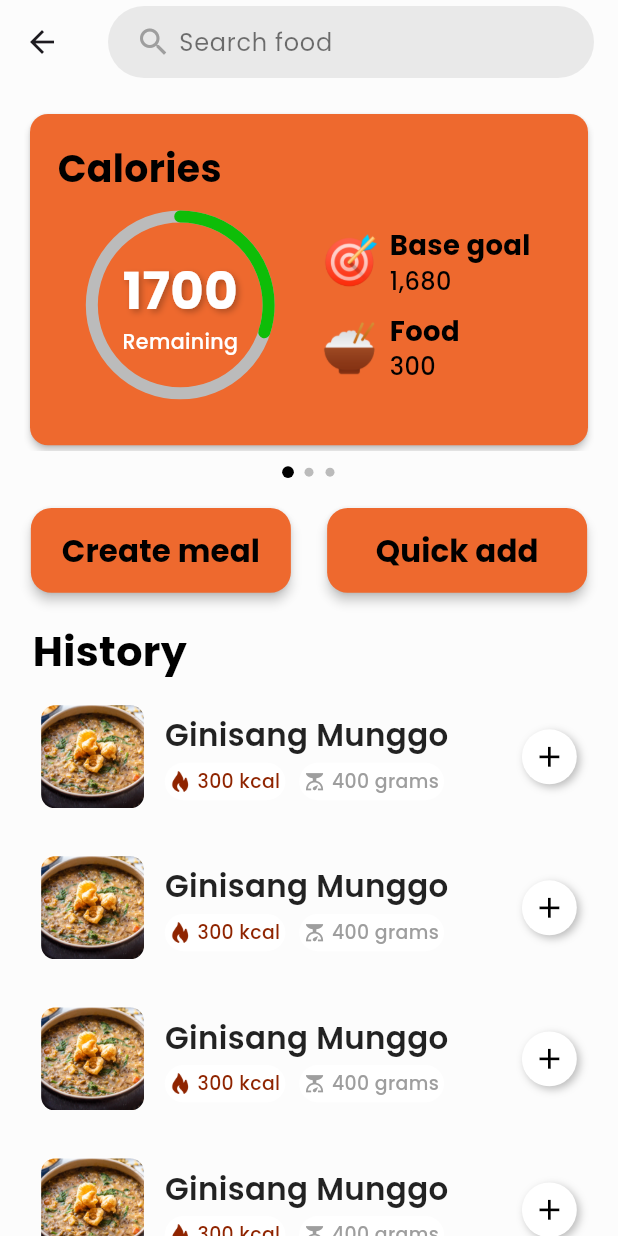
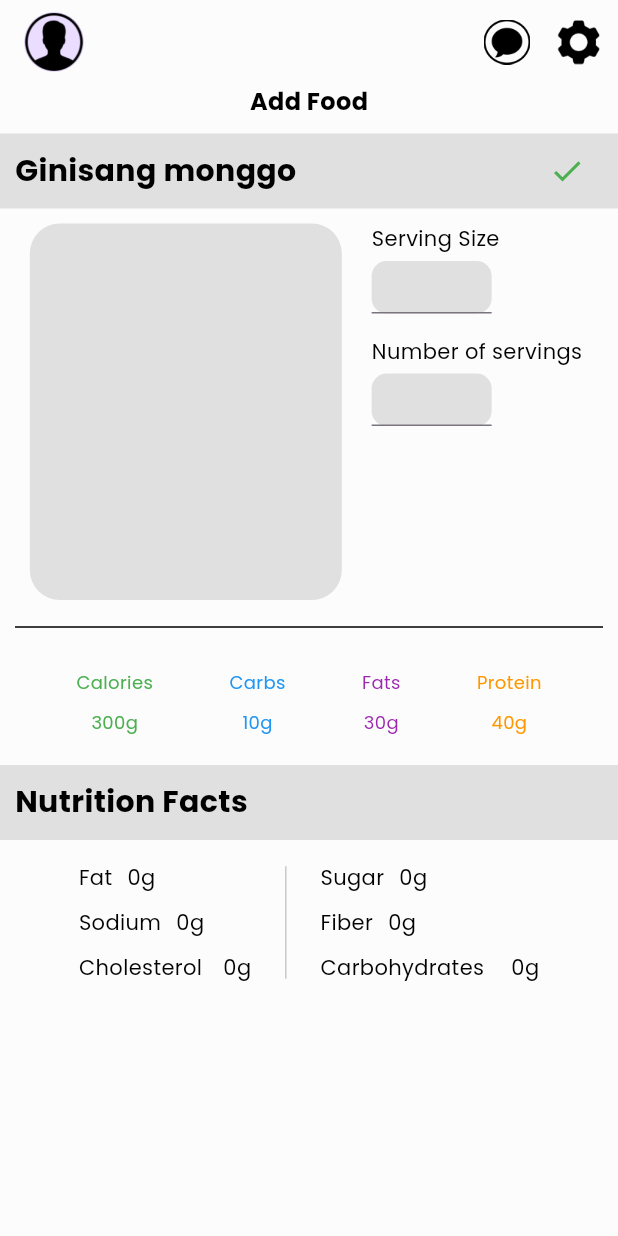
Before and after one commit to andreaBalaba/psb_app, a Flutter app: the MealPage screen opened directly, after a tap on "Create meal", on a phone screen of 412 x 824 dp. Run offline on Flutter 3.47's test engine with Material 3 defaults, Android fonts, the phone set to English and light mode, and no system bars; drawn by our look-alikes of percent_indicator, smooth_page_indicator; our stand-ins replace animate_do, camera, cloud_firestore, firebase_auth, firebase_core, fl_chart and 8 more; missing offline and left inert: tflite_v2; accounts and stored records are empty.

Commit message:
added add meal ui

```diff
--- a/lib/features/home/screen/home_page.dart
+++ b/lib/features/home/screen/home_page.dart
@@ -63,6 +63,8 @@ class _HomePageState extends State<HomePage> {
           final json = addDailyPlan();
           setState(() {
             dailyData = json;
+
+            dailyData['workouts'] = [];
             hasLoaded = true;
           });
         }
--- /dev/null
+++ b/lib/features/meal/screen/add_meal_page.dart
@@ -0,0 +1,403 @@
+import 'package:cloud_firestore/cloud_firestore.dart';
+import 'package:flutter/material.dart';
+import 'package:get/get.dart';
+import 'package:psb_app/features/meal/screen/widget/search_bar_widget.dart';
+import 'package:psb_app/features/settings/screen/setting_page.dart';
+import 'package:psb_app/utils/global_assets.dart';
+import 'package:psb_app/utils/global_variables.dart';
+import 'package:psb_app/utils/reusable_text.dart';
+
+class AddMealPage extends StatefulWidget {
+  const AddMealPage({super.key});
+
+  @override
+  State<AddMealPage> createState() => _AddMealPageState();
+}
+
+class _AddMealPageState extends State<AddMealPage> {
+  List data = [
+    {
+      'name': 'Calories',
+      'data': '300g',
+      'color': Colors.green,
+    },
+    {
+      'name': 'Carbs',
+      'data': '10g',
+      'color': Colors.blue,
+    },
+    {
+      'name': 'Fats',
+      'data': '30g',
+      'color': Colors.purple,
+    },
+    {
+      'name': 'Protein',
+      'data': '40g',
+      'color': Colors.orange,
+    }
+  ];
+
+  List facts1 = [
+    {
+      'name': 'Fat',
+      'data': '0g',
+      'color': Colors.green,
+    },
+    {
+      'name': 'Sodium',
+      'data': '0g',
+      'color': Colors.blue,
+    },
+    {
+      'name': 'Cholesterol ',
+      'data': '0g',
+      'color': Colors.purple,
+    },
+  ];
+
+  List facts2 = [
+    {
+      'name': 'Sugar',
+      'data': '0g',
+      'color': Colors.green,
+    },
+    {
+      'name': 'Fiber',
+      'data': '0g',
+      'color': Colors.blue,
+    },
+    {
+      'name': 'Carbohydrates  ',
+      'data': '0g',
+      'color': Colors.purple,
+    },
+  ];
+
+  @override
+  Widget build(BuildContext context) {
+    return Scaffold(
+      backgroundColor: AppColors.pBGWhiteColor,
+      appBar: AppBar(
+        backgroundColor: AppColors.pBGWhiteColor,
+        elevation: 4.0,
+        surfaceTintColor: AppColors.pNoColor,
+        shadowColor: Colors.transparent,
+        automaticallyImplyLeading: false,
+        actions: [
+          Row(
+            children: [
+              IconButton(
+                icon: Image.asset(
+                  IconAssets.pChatBotIcon,
+                  height: 30,
+                ),
+                onPressed: () {},
+              ),
+              IconButton(
+                icon: Image.asset(
+                  IconAssets.pSettingIcon,
+                  height: 30,
+                ),
+                onPressed: () {
+                  Get.to(() => const SettingsPage(),
+                      transition: Transition.rightToLeft);
+                },
+              ),
+              const SizedBox(width: 2.0),
+            ],
+          ),
+        ],
+        title: GestureDetector(
+          onTap: () {},
+          child: Row(
+            children: [
+              const CircleAvatar(
+                backgroundImage: AssetImage(IconAssets.pUserIcon),
+                radius: 20,
+              ),
+              const SizedBox(width: 8.0),
+              StreamBuilder<DocumentSnapshot>(
+                  stream: FirebaseFirestore.instance
+                      .collection('Users')
+                      .doc(userId)
+                      .snapshots(),
+                  builder: (context, AsyncSnapshot<DocumentSnapshot> snapshot) {
+                    if (!snapshot.hasData) {
+                      return const Center(child: Text('Loading'));
+                    } else if (snapshot.hasError) {
+                      return const Center(child: Text('Something went wrong'));
+                    } else if (snapshot.connectionState ==
+                        ConnectionState.waiting) {
+                      return const Center(child: CircularProgressIndicator());
+                    }
+                    dynamic data = snapshot.data;
+                    return Flexible(
+                      child: ReusableText(
+                        text: data['name'],
+                        size: 20,
+                        fontWeight: FontWeight.w500,
+                        color: AppColors.pBlackColor,
+                        overflow: TextOverflow.ellipsis,
+                      ),
+                    );
+                  }),
+            ],
+          ),
+        ),
+      ),
+      body: SingleChildScrollView(
+        child: Column(
+          children: [
+            const Center(
+              child: ReusableText(
+                text: 'Add Food',
+                size: 16,
+                fontWeight: FontWeight.w800,
+                color: AppColors.pBlackColor,
+                overflow: TextOverflow.ellipsis,
+              ),
+            ),
+            const SizedBox(
+              height: 10,
+            ),
+            Container(
+              width: double.infinity,
+              height: 50,
+              color: Colors.grey[300],
+              child: Padding(
+                padding: const EdgeInsets.only(left: 10, right: 10),
+                child: Row(
+                  mainAxisAlignment: MainAxisAlignment.spaceBetween,
+                  crossAxisAlignment: CrossAxisAlignment.center,
+                  children: [
+                    const ReusableText(
+                      text: 'Ginisang monggo',
+                      size: 20,
+                      fontWeight: FontWeight.w800,
+                      color: AppColors.pBlackColor,
+                      overflow: TextOverflow.ellipsis,
+                    ),
+                    IconButton(
+                      onPressed: () {},
+                      icon: const Icon(
+                        Icons.check,
+                        color: Colors.green,
+                      ),
+                    ),
+                  ],
+                ),
+              ),
+            ),
+            const SizedBox(
+              height: 10,
+            ),
+            Row(
+              mainAxisAlignment: MainAxisAlignment.spaceEvenly,
+              crossAxisAlignment: CrossAxisAlignment.start,
+              children: [
+                Container(
+                  height: 251,
+                  width: 208,
+                  decoration: BoxDecoration(
+                    color: Colors.grey[300],
+                    borderRadius: BorderRadius.circular(20),
+                  ),
+                ),
+                Column(
+                  crossAxisAlignment: CrossAxisAlignment.start,
+                  children: [
+                    const ReusableText(
+                      text: 'Serving Size',
+                      size: 14,
+                      fontWeight: FontWeight.w400,
+                      color: AppColors.pBlackColor,
+                      overflow: TextOverflow.ellipsis,
+                    ),
+                    const SizedBox(
+                      height: 5,
+                    ),
+                    Container(
+                        decoration: BoxDecoration(
+                          color: Colors.grey[300],
+                          borderRadius: BorderRadius.circular(10),
+                        ),
+                        width: 80,
+                        height: 35,
+                        child: const TextField()),
+                    const SizedBox(
+                      height: 15,
+                    ),
+                    const ReusableText(
+                      text: 'Number of servings ',
+                      size: 14,
+                      fontWeight: FontWeight.w400,
+                      color: AppColors.pBlackColor,
+                      overflow: TextOverflow.ellipsis,
+                    ),
+                    const SizedBox(
+                      height: 5,
+                    ),
+                    Container(
+                        decoration: BoxDecoration(
+                          color: Colors.grey[300],
+                          borderRadius: BorderRadius.circular(10),
+                        ),
+                        width: 80,
+                        height: 35,
+                        child: const TextField()),
+                  ],
+                ),
+              ],
+            ),
+            const SizedBox(
+              height: 10,
+            ),
+            const Padding(
+              padding: EdgeInsets.only(left: 10, right: 10),
+              child: Divider(
+                color: Colors.black,
+              ),
+            ),
+            const SizedBox(
+              height: 20,
+            ),
+            Row(
+              mainAxisAlignment: MainAxisAlignment.spaceEvenly,
+              children: [
+                for (int i = 0; i < data.length; i++)
+                  Column(
+                    crossAxisAlignment: CrossAxisAlignment.center,
+                    children: [
+                      ReusableText(
+                        text: data[i]['name'],
+                        size: 12,
+                        fontWeight: FontWeight.w400,
+                        color: data[i]['color'] ?? Colors.black,
+                        overflow: TextOverflow.ellipsis,
+                      ),
+                      const SizedBox(
+                        height: 10,
+                      ),
+                      ReusableText(
+                        text: data[i]['data'],
+                        size: 12,
+                        fontWeight: FontWeight.w400,
+                        color: data[i]['color'] ?? Colors.black,
+                        overflow: TextOverflow.ellipsis,
+                      ),
+                    ],
+                  ),
+              ],
+            ),
+            const SizedBox(
+              height: 20,
+            ),
+            Container(
+              width: double.infinity,
+              height: 50,
+              color: Colors.grey[300],
+              child: const Padding(
+                padding: EdgeInsets.only(left: 10, right: 10),
+                child: Row(
+                  mainAxisAlignment: MainAxisAlignment.spaceBetween,
+                  crossAxisAlignment: CrossAxisAlignment.center,
+                  children: [
+                    ReusableText(
+                      text: 'Nutrition Facts ',
+                      size: 20,
+                      fontWeight: FontWeight.w800,
+                      color: AppColors.pBlackColor,
+                      overflow: TextOverflow.ellipsis,
+                    ),
+                    SizedBox(),
+                  ],
+                ),
+              ),
+            ),
+            const SizedBox(
+              height: 10,
+            ),
+            Row(
+              mainAxisAlignment: MainAxisAlignment.center,
+              crossAxisAlignment: CrossAxisAlignment.center,
+              children: [
+                Column(
+                  crossAxisAlignment: CrossAxisAlignment.start,
+                  children: [
+                    for (int i = 0; i < facts1.length; i++)
+                      Padding(
+                        padding: const EdgeInsets.all(5.0),
+                        child: Row(
+                          crossAxisAlignment: CrossAxisAlignment.center,
+                          mainAxisAlignment: MainAxisAlignment.start,
+                          children: [
+                            ReusableText(
+                              text: facts1[i]['name'],
+                              size: 14,
+                              fontWeight: FontWeight.w400,
+                              color: Colors.black,
+                              overflow: TextOverflow.ellipsis,
+                            ),
+                            const SizedBox(
+                              width: 10,
+                            ),
+                            ReusableText(
+                              text: facts1[i]['data'],
+                              size: 14,
+                              fontWeight: FontWeight.w400,
+                              color: Colors.black,
+                              overflow: TextOverflow.ellipsis,
+                            ),
+                          ],
+                        ),
+                      ),
+                  ],
+                ),
+                const SizedBox(
+                  width: 10,
+                ),
+                const SizedBox(height: 75, child: VerticalDivider()),
+                const SizedBox(
+                  width: 10,
+                ),
+                Column(
+                  crossAxisAlignment: CrossAxisAlignment.start,
+                  children: [
+                    for (int i = 0; i < facts2.length; i++)
+                      Padding(
+                        padding: const EdgeInsets.all(5.0),
+                        child: Row(
+                          crossAxisAlignment: CrossAxisAlignment.center,
+                          mainAxisAlignment: MainAxisAlignment.start,
+                          children: [
+                            ReusableText(
+                              text: facts2[i]['name'],
+                              size: 14,
+                              fontWeight: FontWeight.w400,
+                              color: Colors.black,
+                              overflow: TextOverflow.ellipsis,
+                            ),
+                            const SizedBox(
+                              width: 10,
+                            ),
+                            ReusableText(
+                              text: facts2[i]['data'],
+                              size: 14,
+                              fontWeight: FontWeight.w400,
+                              color: Colors.black,
+                              overflow: TextOverflow.ellipsis,
+                            ),
+                          ],
+                        ),
+                      ),
+                  ],
+                ),
+              ],
+            ),
+          ],
+        ),
+      ),
+    );
+  }
+}
--- a/lib/features/meal/screen/meal_page.dart
+++ b/lib/features/meal/screen/meal_page.dart
@@ -1,6 +1,7 @@
 import 'package:flutter/material.dart';
 import 'package:get/get.dart';
 import 'package:psb_app/features/meal/controller/meal_controller.dart';
+import 'package:psb_app/features/meal/screen/add_meal_page.dart';
 import 'package:psb_app/features/meal/screen/widget/meal_card_widget.dart';
 import 'package:psb_app/features/meal/screen/widget/meal_history_widget.dart';
 import 'package:psb_app/features/meal/screen/widget/search_bar_widget.dart';
@@ -14,7 +15,8 @@ class MealPage extends StatefulWidget {
   State<MealPage> createState() => _MealPageState();
 }
 
-class _MealPageState extends State<MealPage> with AutomaticKeepAliveClientMixin {
+class _MealPageState extends State<MealPage>
+    with AutomaticKeepAliveClientMixin {
   final MealController controller = Get.put(MealController());
   double autoScale = Get.width / 360;
   bool _showShadow = false;
@@ -27,7 +29,8 @@ class _MealPageState extends State<MealPage> with AutomaticKeepAliveClientMixin
     super.initState();
 
     WidgetsBinding.instance.addPostFrameCallback((_) {
-      if (controller.scrollController.hasClients && controller.scrollController.offset > 0) {
+      if (controller.scrollController.hasClients &&
+          controller.scrollController.offset > 0) {
         setState(() {
           _showShadow = true;
         });
@@ -73,7 +76,7 @@ class _MealPageState extends State<MealPage> with AutomaticKeepAliveClientMixin
         child: Column(
           crossAxisAlignment: CrossAxisAlignment.start,
           children: [
-            MealCardWidget(),
+            const MealCardWidget(),
             const SizedBox(height: 20),
             Row(
               mainAxisAlignment: MainAxisAlignment.spaceBetween,
@@ -82,6 +85,8 @@ class _MealPageState extends State<MealPage> with AutomaticKeepAliveClientMixin
                   text: "Create meal",
                   onPressed: () {
                     // Action for Create meal
+                    Navigator.of(context).push(MaterialPageRoute(
+                        builder: (context) => const AddMealPage()));
                   },
                 ),
                 const SizedBox(width: 15),
@@ -94,7 +99,7 @@ class _MealPageState extends State<MealPage> with AutomaticKeepAliveClientMixin
               ],
             ),
             const SizedBox(height: 20),
-            MealHistoryList()
+            const MealHistoryList()
           ],
         ),
       ),
@@ -102,7 +107,6 @@ class _MealPageState extends State<MealPage> with AutomaticKeepAliveClientMixin
   }
 
   Widget _buildButton({required String text, required VoidCallback onPressed}) {
-
     return Expanded(
       child: Padding(
         padding: EdgeInsets.symmetric(horizontal: 4.0 * autoScale),
```
Also changed, not shown: pubspec.lock, 2 other files.
